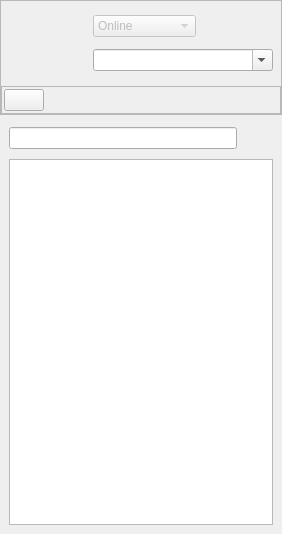
RetroShare/RetroShare, file retroshare-gui/src/gui/MessengerWindow.ui: the form before one commit.
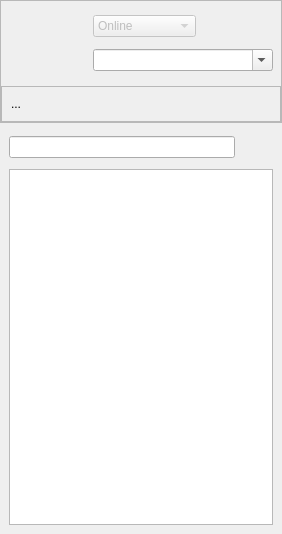
The form after the commit. Icons and pictures are not drawn.

Commit message: * Added MessagesPopupDialog * Added for Messenger Window Share Manager Button

Patch:
```diff
--- a/retroshare-gui/src/gui/MessengerWindow.ui
+++ b/retroshare-gui/src/gui/MessengerWindow.ui
@@ -236,13 +236,13 @@
            <number>2</number>
           </property>
           <property name="topMargin" >
-           <number>2</number>
+           <number>0</number>
           </property>
           <property name="rightMargin" >
            <number>2</number>
           </property>
           <property name="bottomMargin" >
-           <number>2</number>
+           <number>0</number>
           </property>
           <property name="horizontalSpacing" >
            <number>0</number>
@@ -251,13 +251,16 @@
            <number>0</number>
           </property>
           <item row="0" column="0" >
-           <widget class="QPushButton" name="mailButton" >
+           <widget class="QToolButton" name="shareButton" >
             <property name="toolTip" >
              <string>Open your Messages Inbox</string>
             </property>
-            <property name="text" >
+            <property name="styleSheet" >
              <string/>
             </property>
+            <property name="text" >
+             <string>...</string>
+            </property>
             <property name="icon" >
              <iconset resource="images.qrc" >:/images/evolution.png</iconset>
             </property>
@@ -267,6 +270,9 @@
               <height>24</height>
              </size>
             </property>
+            <property name="autoRaise" >
+             <bool>true</bool>
+            </property>
            </widget>
           </item>
           <item row="0" column="1" >
@@ -276,8 +282,8 @@
             </property>
             <property name="sizeHint" >
              <size>
-              <width>161</width>
-              <height>20</height>
+              <width>211</width>
+              <height>34</height>
              </size>
             </property>
            </spacer>
@@ -343,8 +349,8 @@
         </property>
         <property name="iconSize" >
          <size>
-          <width>22</width>
-          <height>22</height>
+          <width>24</width>
+          <height>24</height>
          </size>
         </property>
         <property name="toolButtonStyle" >
```
Left out of the diff: 6 changed lines with no effect on the pictures. The commit also changes 7 other files.
